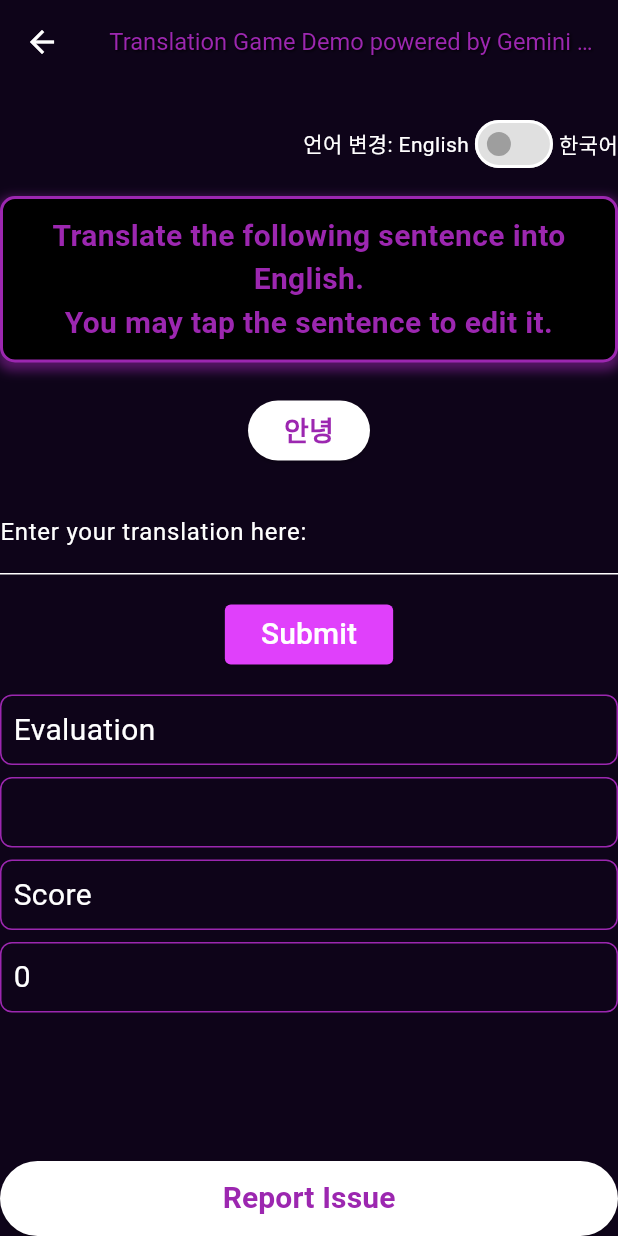
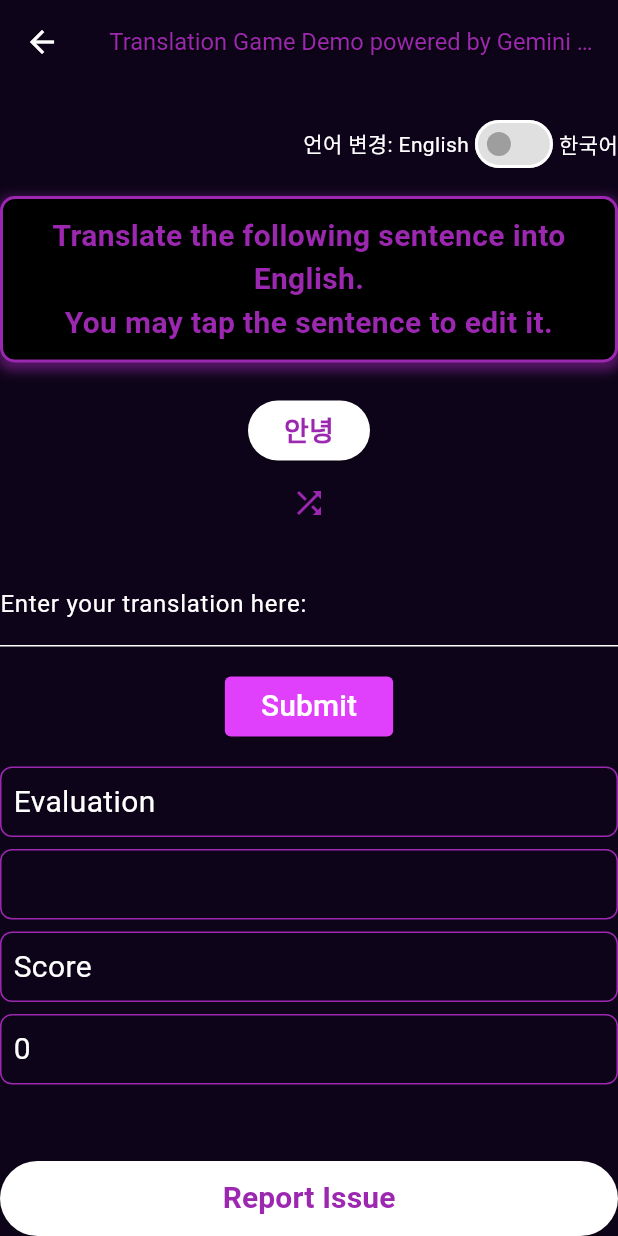
Before and after one commit to hyunjaemoon/portfolio, a Flutter app: the TranslationGameDemoWidget screen opened directly, on a phone screen of 412 x 824 dp. Run offline on Flutter 3.47's test engine with Material 3 defaults, Android fonts, the phone set to English and light mode, and no system bars; our stand-ins replace font_awesome_flutter, google_generative_ai; missing offline and left inert: dart:ui_web.

Commit message:
Provide sample prompts for demo

```diff
--- a/lib/translation_game/demo_page.dart
+++ b/lib/translation_game/demo_page.dart
@@ -1,9 +1,11 @@
 // ignore: unused_import
+import 'dart:math';
 import 'dart:ui_web';
 
 import 'package:flutter/material.dart';
 import 'package:moonbook/translation_game/api_interface.dart';
 import 'package:moonbook/translation_game/instructions.dart';
+import 'package:moonbook/translation_game/prompt.dart';
 import 'package:moonbook/translation_game/prompt_widget.dart';
 import 'package:moonbook/translation_game/report_issue_widget.dart';
 import 'package:moonbook/translation_game/result_widget.dart';
@@ -23,6 +25,7 @@ class TranslationGameDemoWidget extends StatefulWidget {
 class _TranslationGameDemoWidgetState extends State<TranslationGameDemoWidget>
     with SingleTickerProviderStateMixin {
   late Instructions _instructions;
+  late Prompts _prompts;
   late TextEditingController _textController;
   late AnimationController _animationController;
   late Animation<Offset> _animation;
@@ -35,6 +38,7 @@ class _TranslationGameDemoWidgetState extends State<TranslationGameDemoWidget>
   int score = 0;
   bool isKorean = false; // Track the current language direction
   bool isLoading = false; // Track if Gemini API Request is loading.
+  Random random = Random();
 
   @override
   void initState() {
@@ -56,6 +60,7 @@ class _TranslationGameDemoWidgetState extends State<TranslationGameDemoWidget>
     _apiService = ApiService();
 
     _instructions = isKorean ? KoreanInstructions() : EnglishInstructions();
+    _prompts = isKorean ? EnglishPrompts() : KoreanPrompts();
 
     _primaryLanguage = isKorean ? 'Korean' : 'English';
     _secondaryLanguage = isKorean ? 'English' : 'Korean';
@@ -107,8 +112,15 @@ class _TranslationGameDemoWidgetState extends State<TranslationGameDemoWidget>
       _primaryLanguage = isKorean ? 'Korean' : 'English';
       _secondaryLanguage = isKorean ? 'English' : 'Korean';
       _instructions = isKorean ? KoreanInstructions() : EnglishInstructions();
+      _prompts = isKorean ? EnglishPrompts() : KoreanPrompts();
       response = ''; // Clear the response when the language direction changes
       score = 0; // Reset the score when the language direction changes
+    });
+  }
+
+  void provideRandomSamplePrompt() {
+    setState(() {
+      _instructions.prompt = _prompts.promptMap[random.nextInt(100)]!;
     });
   }
 
@@ -218,6 +230,11 @@ class _TranslationGameDemoWidgetState extends State<TranslationGameDemoWidget>
                 saveText: _instructions.save,
                 cancelText: _instructions.cancel,
               ),
+              IconButton(
+                onPressed: provideRandomSamplePrompt,
+                icon: const Icon(Icons.shuffle),
+                color: Colors.purple,
+              ),
               spacing,
               UserInput(
                 controller: _textController,
--- /dev/null
+++ b/lib/translation_game/prompt.dart
@@ -0,0 +1,215 @@
+abstract class Prompts {
+  Map<int, String> get promptMap;
+}
+
+class KoreanPrompts implements Prompts {
+  @override
+  Map<int, String> promptMap = {
+    0: "좋아하는 음식은 뭐예요?",
+    1: "안녕하세요, 오늘 날씨가 정말 좋네요.",
+    2: "커피 한 잔 하실래요?",
+    3: "여행 가고 싶어요.",
+    4: "영화를 보러 가자.",
+    5: "맛있는 저녁을 먹고 싶어요.",
+    6: "책 읽는 것을 좋아해요.",
+    7: "주말에 뭐 할 거예요?",
+    8: "새로운 친구를 사귀고 싶어요.",
+    9: "음악을 들으면 기분이 좋아져요.",
+    10: "산책하는 걸 좋아해요.",
+    11: "저녁에 시간이 있어요?",
+    12: "좋아하는 취미가 뭐예요?",
+    13: "강아지를 키우고 있어요.",
+    14: "주말에 등산 가자.",
+    15: "바닷가에 가고 싶어요.",
+    16: "오늘 점심 뭐 먹었어요?",
+    17: "좋아하는 음식이 뭐예요?",
+    18: "영화를 자주 보세요?",
+    19: "책을 빌리러 도서관에 가자.",
+    20: "음악회에 가고 싶어요.",
+    21: "스포츠를 좋아하세요?",
+    22: "새로운 취미를 시작하고 싶어요.",
+    23: "이번 주말에 뭐 할 거예요?",
+    24: "커피숍에서 만날래요?",
+    25: "밤하늘의 별을 보는 걸 좋아해요.",
+    26: "저녁에 산책할래요?",
+    27: "새로운 식당을 찾아가자.",
+    28: "도시의 야경을 보는 걸 좋아해요.",
+    29: "좋아하는 영화 장르가 뭐예요?",
+    30: "여행할 계획이 있어요?",
+    31: "맛있는 디저트를 먹고 싶어요.",
+    32: "좋아하는 음악이 뭐예요?",
+    33: "일요일에 뭐 할 거예요?",
+    34: "여름에는 바다로 가고 싶어요.",
+    35: "저녁에 친구를 만나고 싶어요.",
+    36: "좋아하는 계절이 뭐예요?",
+    37: "주말에 공원을 가자.",
+    38: "도시의 축제를 즐기고 싶어요.",
+    39: "새로운 언어를 배우고 싶어요.",
+    40: "좋아하는 운동이 뭐예요?",
+    41: "영화를 보고 나서 카페에 가자.",
+    42: "책을 읽고 나서 생각을 나누자.",
+    43: "가을에는 산책하기 좋아요.",
+    44: "주말에는 쉬는 게 최고예요.",
+    45: "좋아하는 꽃이 뭐예요?",
+    46: "도시의 역사에 대해 알고 싶어요.",
+    47: "봄에는 벚꽃을 보러 가자.",
+    48: "좋아하는 색깔이 뭐예요?",
+    49: "좋아하는 동물이 뭐예요?",
+    50: "도시의 야경을 사진으로 찍자.",
+    51: "주말에는 뭘 하고 싶어요?",
+    52: "여행할 때 어디로 가고 싶어요?",
+    53: "좋아하는 커피가 뭐예요?",
+    54: "영화를 보면서 팝콘을 먹자.",
+    55: "주말에는 가족과 시간을 보내요.",
+    56: "새로운 취미를 찾아보자.",
+    57: "좋아하는 노래가 뭐예요?",
+    58: "저녁에는 조용한 카페가 좋아요.",
+    59: "가을에는 낙엽을 밟으며 산책하자.",
+    60: "좋아하는 스포츠가 뭐예요?",
+    61: "여행에서 가장 기억에 남는 곳은 어디예요?",
+    62: "좋아하는 영화 배우가 누구예요?",
+    63: "책을 읽으면서 휴식을 취하자.",
+    64: "저녁에 함께 저녁 먹을래요?",
+    65: "주말에는 새로운 레스토랑을 찾아보자.",
+    66: "좋아하는 작가가 누구예요?",
+    67: "도시의 공원을 산책하자.",
+    68: "새로운 친구를 만나고 싶어요.",
+    69: "저녁에는 무슨 계획이 있어요?",
+    70: "좋아하는 카페가 어디예요?",
+    71: "여행을 가면서 새로운 경험을 하자.",
+    72: "주말에는 무엇을 할 계획이에요?",
+    73: "좋아하는 취미가 뭐예요?",
+    74: "책을 읽으면서 차 한 잔 마시자.",
+    75: "저녁에 맛있는 디저트를 먹자.",
+    76: "여행을 준비하면서 설레어요.",
+    77: "좋아하는 음악을 들으면서 쉬자.",
+    78: "주말에는 뭘 할지 계획해 보자.",
+    79: "저녁에는 공원을 산책하자.",
+    80: "도시의 명소를 탐험해 보자.",
+    81: "좋아하는 계절이 뭐예요?",
+    82: "여행을 가면서 사진을 찍자.",
+    83: "저녁에 영화 보러 가자.",
+    84: "주말에는 도서관에 가서 책을 빌리자.",
+    85: "새로운 카페를 찾아가자.",
+    86: "좋아하는 스포츠가 뭐예요?",
+    87: "저녁에 맛있는 음식을 먹자.",
+    88: "여행을 하면서 새로운 문화를 경험하자.",
+    89: "좋아하는 동물은 뭐예요?",
+    90: "도시의 풍경을 감상하자.",
+    91: "주말에는 산책하면서 휴식을 취하자.",
+    92: "좋아하는 영화는 뭐예요?",
+    93: "저녁에 친구와 만나서 얘기하자.",
+    94: "여행을 계획하면서 설레요.",
+    95: "좋아하는 커피숍이 어디예요?",
+    96: "주말에는 가족과 함께 시간을 보내자.",
+    97: "책을 읽으면서 저녁을 먹자.",
+    98: "저녁에는 영화 보면서 휴식을 취하자.",
+    99: "여행을 하면서 새로운 장소를 탐험하자.",
+  };
+}
+
+class EnglishPrompts implements Prompts {
+  @override
+  Map<int, String> promptMap = {
+    0: "What's your favorite food?",
+    1: "Hello, the weather is really nice today.",
+    2: "Would you like to have a cup of coffee?",
+    3: "I want to go on a trip.",
+    4: "Let's go watch a movie.",
+    5: "I want to have a delicious dinner.",
+    6: "I like reading books.",
+    7: "What are you doing this weekend?",
+    8: "I want to make new friends.",
+    9: "Listening to music makes me feel good.",
+    10: "I like taking walks.",
+    11: "Do you have time this evening?",
+    12: "What are your favorite hobbies?",
+    13: "I have a pet dog.",
+    14: "Let's go hiking this weekend.",
+    15: "I want to go to the beach.",
+    16: "What did you have for lunch today?",
+    17: "What's your favorite food?",
+    18: "Do you watch movies often?",
+    19: "Let's go to the library to borrow some books.",
+    20: "I want to go to a concert.",
+    21: "Do you like sports?",
+    22: "I want to start a new hobby.",
+    23: "What are your plans for this weekend?",
+    24: "Shall we meet at the coffee shop?",
+    25: "I like looking at the stars at night.",
+    26: "Do you want to take a walk this evening?",
+    27: "Let's find a new restaurant.",
+    28: "I like seeing the city's nightscape.",
+    29: "What's your favorite movie genre?",
+    30: "Do you have any travel plans?",
+    31: "I want to eat a delicious dessert.",
+    32: "What's your favorite music?",
+    33: "What are you doing on Sunday?",
+    34: "I want to go to the beach in the summer.",
+    35: "I want to meet friends in the evening.",
+    36: "What's your favorite season?",
+    37: "Let's go to the park this weekend.",
+    38: "I want to enjoy the city's festival.",
+    39: "I want to learn a new language.",
+    40: "What's your favorite sport?",
+    41: "Let's go to a café after watching a movie.",
+    42: "Let's share our thoughts after reading a book.",
+    43: "Walking in the autumn is nice.",
+    44: "Resting on the weekend is the best.",
+    45: "What's your favorite flower?",
+    46: "I want to know about the city's history.",
+    47: "Let's go see the cherry blossoms in the spring.",
+    48: "What's your favorite color?",
+    49: "What's your favorite animal?",
+    50: "Let's take photos of the city's nightscape.",
+    51: "What do you want to do this weekend?",
+    52: "Where do you want to go on a trip?",
+    53: "What's your favorite coffee?",
+    54: "Let's eat popcorn while watching a movie.",
+    55: "I spend time with my family on weekends.",
+    56: "Let's find a new hobby.",
+    57: "What's your favorite song?",
+    58: "I like quiet cafes in the evening.",
+    59: "Let's walk on the fallen leaves in autumn.",
+    60: "What's your favorite sport?",
+    61: "Where's the most memorable place you've traveled?",
+    62: "Who's your favorite movie actor?",
+    63: "Let's relax while reading a book.",
+    64: "Shall we have dinner together in the evening?",
+    65: "Let's find a new restaurant this weekend.",
+    66: "Who's your favorite author?",
+    67: "Let's walk in the city's park.",
+    68: "I want to meet new friends.",
+    69: "Do you have any plans for the evening?",
+    70: "What's your favorite café?",
+    71: "Let's experience new things while traveling.",
+    72: "What are your plans for the weekend?",
+    73: "What's your favorite hobby?",
+    74: "Let's have a cup of tea while reading a book.",
+    75: "Let's eat a delicious dessert in the evening.",
+    76: "I feel excited while preparing for a trip.",
+    77: "Let's relax while listening to our favorite music.",
+    78: "Let's plan what to do on the weekend.",
+    79: "Let's take a walk in the park in the evening.",
+    80: "Let's explore the city's landmarks.",
+    81: "What's your favorite season?",
+    82: "Let's take pictures while traveling.",
+    83: "Let's watch a movie in the evening.",
+    84: "Let's go to the library and borrow some books this weekend.",
+    85: "Let's find a new café.",
+    86: "What's your favorite sport?",
+    87: "Let's eat delicious food in the evening.",
+    88: "Let's experience new cultures while traveling.",
+    89: "What's your favorite animal?",
+    90: "Let's enjoy the city's scenery.",
+    91: "Let's relax while taking a walk on the weekend.",
+    92: "What's your favorite movie?",
+    93: "Let's meet and talk with friends in the evening.",
+    94: "I feel excited while planning a trip.",
+    95: "Where's your favorite coffee shop?",
+    96: "Let's spend time with family on the weekend.",
+    97: "Let's read a book while having dinner.",
+    98: "Let's relax while watching a movie in the evening.",
+    99: "Let's explore new places while traveling.",
+  };
+}
```
